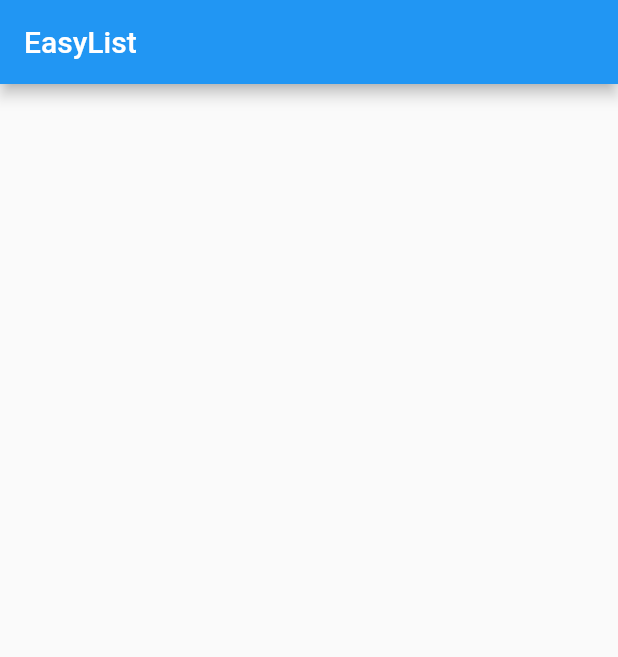
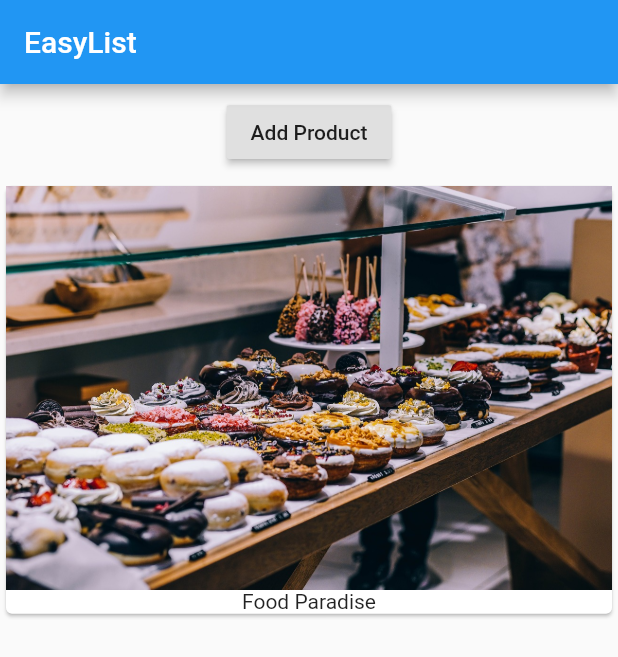
Before and after one commit to andres-gr/udemy-flutter-course-2019, a Flutter app: the screen it shows after launch, on a phone screen of 412 x 824 dp. Shown: the top 657 px of the screen. Run offline on Flutter 3.47's test engine with Material 2 defaults, Android fonts, the phone set to English and light mode, and no system bars.

Commit message:
video 27 done

```diff
--- a/lib/main.dart
+++ b/lib/main.dart
@@ -2,7 +2,12 @@ import 'package:flutter/material.dart';
 
 void main() => runApp(MyApp());
 
-class MyApp extends StatelessWidget {
+class MyApp extends StatefulWidget {
+  @override
+  _MyAppState createState() => _MyAppState();
+}
+
+class _MyAppState extends State<MyApp> {
   @override
   Widget build(BuildContext context) {
     return MaterialApp(
@@ -10,6 +15,25 @@ class MyApp extends StatelessWidget {
         appBar: AppBar(
           title: Text('EasyList'),
         ),
+        body: Column(
+          children: <Widget>[
+            Container(
+              margin: EdgeInsets.all(8.0),
+              child: RaisedButton(
+                onPressed: () {},
+                child: Text('Add Product'),
+              ),
+            ),
+            Card(
+              child: Column(
+                children: <Widget>[
+                  Image.asset('assets/food.jpg'),
+                  Text('Food Paradise'),
+                ],
+              ),
+            ),
+          ],
+        ),
       ),
     );
   }
--- a/pubspec.yaml
+++ b/pubspec.yaml
@@ -45,6 +45,8 @@ flutter:
   # assets:
   #  - images/a_dot_burr.jpeg
   #  - images/a_dot_ham.jpeg
+  assets:
+    - assets/food.jpg
 
   # An image asset can refer to one or more resolution-specific "variants", see
   # https://flutter.dev/assets-and-images/#resolution-aware.
```
Also changed, not shown: assets/food.jpg (added).
